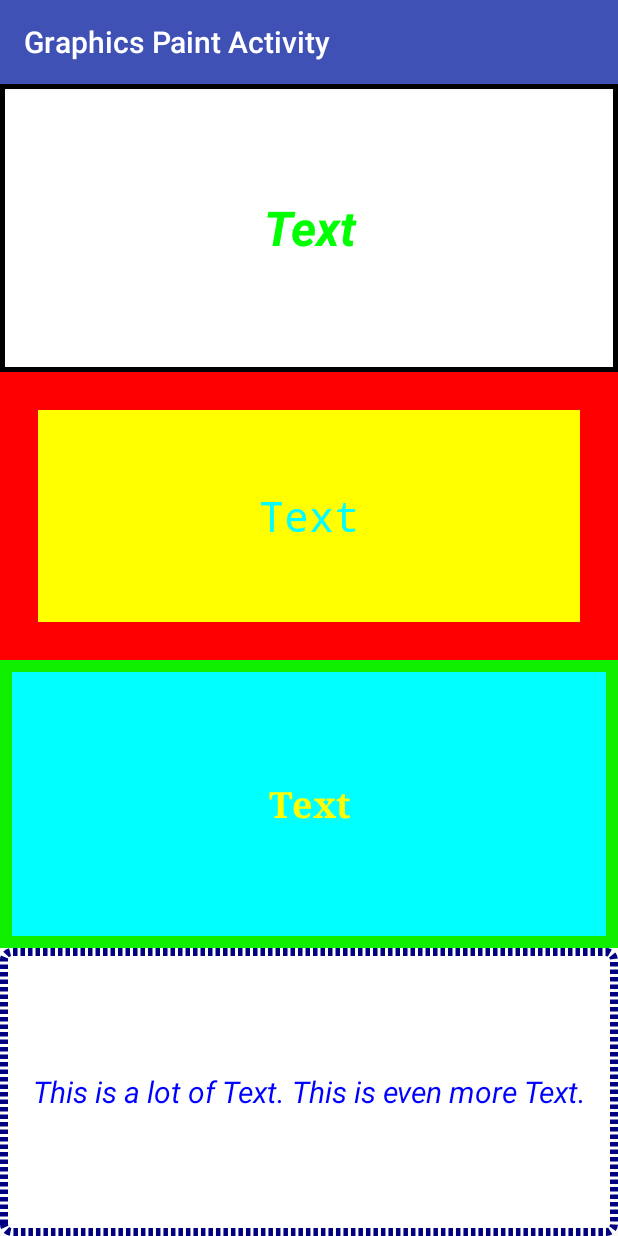
After one commit to YershovAleksandr/Android_023, an Android app: the GraphicsPaintActivity screen opened directly, with no data from a screen before it, on a phone screen of 412 x 824 dp. The commit adds this screen. Run offline under Robolectric (Android 15) with nearby library versions, the phone set to English and light mode, and no system bars.

Commit message:
Graphics Paint complete

```diff
--- a/app/src/main/AndroidManifest.xml
+++ b/app/src/main/AndroidManifest.xml
@@ -24,6 +24,7 @@
         <activity android:name=".GraphicsCanvasBubble" android:label="@string/app_graphicscanvasbubble" />
         <activity android:name=".GraphicsCanvasBubbleSurfaceView" android:label="@string/app_graphicscanvasbubblesv" />
         <activity android:name=".GraphicsFrameAnimationActivity" android:label="@string/app_graphicsframeanimation" />
+        <activity android:name=".GraphicsPaintActivity" android:label="@string/app_graphicspaint" />
     </application>
 
 </manifest>
--- /dev/null
+++ b/app/src/main/java/nam/com/mylabapplication/GraphicsPaintActivity.java
@@ -0,0 +1,12 @@
+package nam.com.mylabapplication;
+
+import android.os.Bundle;
+import android.support.v7.app.AppCompatActivity;
+
+public class GraphicsPaintActivity extends AppCompatActivity {
+    @Override
+    public void onCreate(Bundle savedInstanceState) {
+        super.onCreate(savedInstanceState);
+        setContentView(R.layout.graphicspaint);
+    }
+}
--- a/app/src/main/java/nam/com/mylabapplication/MainActivity.java
+++ b/app/src/main/java/nam/com/mylabapplication/MainActivity.java
@@ -83,6 +83,14 @@ public class MainActivity extends AppCompatActivity {
             }
         });
 
+        Button mButton6 = findViewById(R.id.button6);
+        mButton6.setOnClickListener(new View.OnClickListener() {
+            @Override
+            public void onClick(View v) {
+                startActivity(new Intent(getBaseContext(), GraphicsPaintActivity.class));
+            }
+        });
+
 
     }
 
--- /dev/null
+++ b/app/src/main/res/drawable/sq1.xml
@@ -0,0 +1,11 @@
+<?xml version="1.0" encoding="utf-8"?>
+<shape xmlns:android="http://schemas.android.com/apk/res/android"
+    android:shape="rectangle" >
+
+    <solid android:color="@android:color/white" />
+
+    <stroke
+        android:width="3dp"
+        android:color="#FF000000" />
+
+</shape>
--- /dev/null
+++ b/app/src/main/res/drawable/sq2.xml
@@ -0,0 +1,11 @@
+<?xml version="1.0" encoding="utf-8"?>
+<shape xmlns:android="http://schemas.android.com/apk/res/android"
+    android:shape="rectangle" >
+
+    <solid android:color="#FFFFFF00" />
+
+    <stroke
+        android:width="25dp"
+        android:color="#FFFF0000" />
+
+</shape>
--- /dev/null
+++ b/app/src/main/res/drawable/sq3.xml
@@ -0,0 +1,11 @@
+<?xml version="1.0" encoding="utf-8"?>
+<shape xmlns:android="http://schemas.android.com/apk/res/android"
+    android:shape="rectangle" >
+
+    <solid android:color="#FF00FFFF" />
+
+    <stroke
+        android:width="8dp"
+        android:color="#FF0FF000" />
+
+</shape>
--- /dev/null
+++ b/app/src/main/res/drawable/sq4.xml
@@ -0,0 +1,15 @@
+<?xml version="1.0" encoding="utf-8"?>
+<shape xmlns:android="http://schemas.android.com/apk/res/android"
+    android:shape="rectangle" >
+
+    <solid android:color="#FFFFFFFF" />
+
+    <stroke
+        android:dashGap="2dp"
+        android:dashWidth="3dp"
+        android:width="5dp"
+        android:color="#FF000080" />
+
+    <corners android:radius="5dp" />
+
+</shape>
--- /dev/null
+++ b/app/src/main/res/layout/graphicspaint.xml
@@ -0,0 +1,61 @@
+<?xml version="1.0" encoding="utf-8"?>
+<LinearLayout xmlns:android="http://schemas.android.com/apk/res/android"
+    android:layout_width="match_parent"
+    android:layout_height="match_parent"
+    android:orientation="vertical">
+
+    <TextView
+        android:id="@+id/textView1"
+        android:layout_width="match_parent"
+        android:layout_height="0dp"
+        android:layout_weight="1"
+        android:background="@drawable/sq1"
+        android:gravity="center"
+        android:text="@string/text_literal"
+        android:textColor="#ff00ff00"
+        android:textSize="32sp"
+        android:textStyle="bold|italic"
+        android:typeface="normal" />
+
+    <TextView
+        android:id="@+id/imageView2"
+        android:layout_width="match_parent"
+        android:layout_height="0dp"
+        android:layout_weight="1"
+        android:background="@drawable/sq2"
+        android:gravity="center"
+        android:text="@string/text_literal"
+        android:textColor="#FF00FFFF"
+        android:textSize="28sp"
+        android:textStyle="normal"
+        android:typeface="monospace" />
+
+    <TextView
+        android:id="@+id/imageView3"
+        android:layout_width="match_parent"
+        android:layout_height="0dp"
+        android:layout_weight="1"
+        android:background="@drawable/sq3"
+        android:gravity="center"
+        android:text="@string/text_literal"
+        android:textColor="#FFFFFF00"
+        android:textSize="24sp"
+        android:textStyle="bold"
+        android:typeface="serif" />
+
+    <TextView
+        android:id="@+id/imageView4"
+        android:layout_width="match_parent"
+        android:layout_height="0dp"
+        android:layout_weight="1"
+        android:background="@drawable/sq4"
+        android:ellipsize="middle"
+        android:gravity="center"
+        android:singleLine="true"
+        android:text="@string/long_text"
+        android:textColor="#FF0000FF"
+        android:textSize="20sp"
+        android:textStyle="italic"
+        android:typeface="sans" />
+
+</LinearLayout>
--- a/app/src/main/res/values/strings.xml
+++ b/app/src/main/res/values/strings.xml
@@ -9,6 +9,7 @@
     <string name="app_graphicscanvasbubble">Graphics Canvas Bubble</string>
     <string name="app_graphicscanvasbubblesv">Graphics Canvas Surface View</string>
     <string name="app_graphicsframeanimation">Graphics Frame Animation</string>
+    <string name="app_graphicspaint">Graphics Paint Activity</string>
 
     <string name="btn_txt_1">Graphics Bubble Program</string>
     <string name="btn_txt_2">Graphics Bubble Xml</string>
@@ -16,7 +17,7 @@
     <string name="btn_txt_4">Graphics Canvas Bubble Surface View</string>
     <string name="btn_txt_5">Graphics Frame Animation</string>
 
-    <string name="btn_txt_6">Button text 6</string>
+    <string name="btn_txt_6">Graphics Paint</string>
     <string name="btn_txt_7">Button text 7</string>
     <string name="btn_txt_8">Button text 8</string>
     <string name="btn_txt_9">Button text 9</string>
@@ -39,4 +40,7 @@
     <string name="bubble_desc">Bubble</string>
     <string name="animation_desc">animation</string>
 
+    <string name="text_literal">Text</string>
+    <string name="long_text">This is a lot of Text. This is even more Text.</string>
+
 </resources>
```
